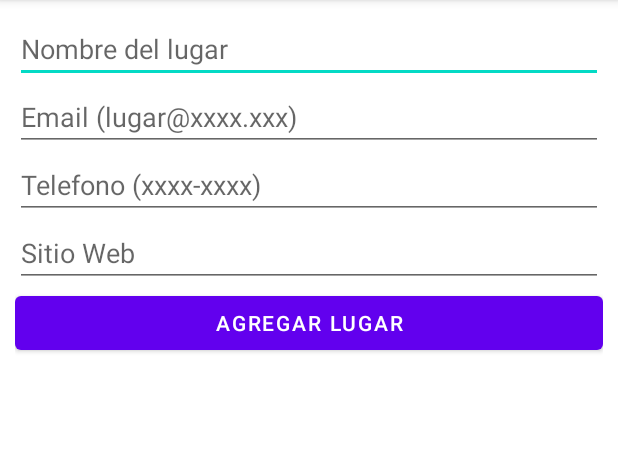
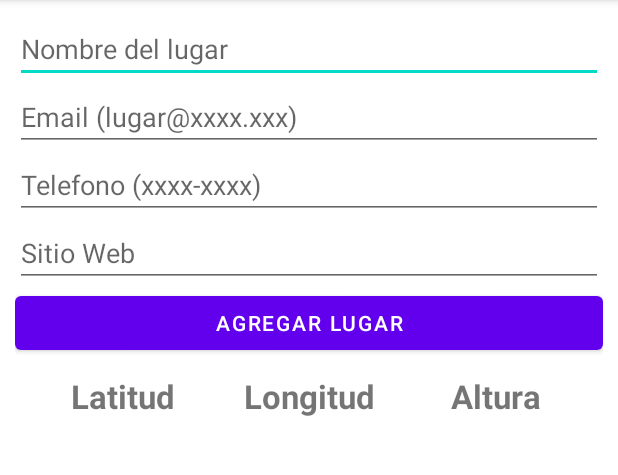
Before and after one commit to josevalerin/Lugares_v, an Android app: the fragment AddLugarFragment shown on its own in the app's theme, on a phone screen of 412 x 824 dp, the part 84-559 px from its top. Run offline under Robolectric (Android 15) with nearby library versions, the phone set to English and light mode, and no system bars; our stand-ins replace Room's generated code.

Commit message:
Commit semana 5

```diff
--- a/app/src/main/java/com/lugares/repository/LugarRepository.kt
+++ b/app/src/main/java/com/lugares/repository/LugarRepository.kt
@@ -13,11 +13,11 @@ class LugarRepository(private val lugarDao: LugarDao) {
             //Es un lugar nuevo...
             lugarDao.addLugar(lugar)
         }else {
-            lugarDao.addLugar(lugar)
+            lugarDao.updateLugar(lugar)
         }
     }
     suspend fun deleteLugar(lugar: Lugar){
-        if(lugar.id==0){
+        if(lugar.id!=0){
             //si el id tiene un valor lo intento eliminar
             lugarDao.deleteLugar(lugar)
         }
--- /dev/null
+++ b/app/src/main/res/drawable/ic_email.xml
@@ -0,0 +1,5 @@
+<vector android:height="72dp" android:tint="#0023FD"
+    android:viewportHeight="24" android:viewportWidth="24"
+    android:width="72dp" xmlns:android="http://schemas.android.com/apk/res/android">
+    <path android:fillColor="@android:color/white" android:pathData="M20,4L4,4c-1.1,0 -1.99,0.9 -1.99,2L2,18c0,1.1 0.9,2 2,2h16c1.1,0 2,-0.9 2,-2L22,6c0,-1.1 -0.9,-2 -2,-2zM20,8l-8,5 -8,-5L4,6l8,5 8,-5v2z"/>
+</vector>
--- /dev/null
+++ b/app/src/main/res/drawable/ic_location.xml
@@ -0,0 +1,5 @@
+<vector android:height="72dp" android:tint="#0023FD"
+    android:viewportHeight="24" android:viewportWidth="24"
+    android:width="72dp" xmlns:android="http://schemas.android.com/apk/res/android">
+    <path android:fillColor="@android:color/white" android:pathData="M12,2C8.13,2 5,5.13 5,9c0,5.25 7,13 7,13s7,-7.75 7,-13c0,-3.87 -3.13,-7 -7,-7zM12,11.5c-1.38,0 -2.5,-1.12 -2.5,-2.5s1.12,-2.5 2.5,-2.5 2.5,1.12 2.5,2.5 -1.12,2.5 -2.5,2.5z"/>
+</vector>
--- /dev/null
+++ b/app/src/main/res/drawable/ic_phone.xml
@@ -0,0 +1,5 @@
+<vector android:height="72dp" android:tint="#0023FD"
+    android:viewportHeight="24" android:viewportWidth="24"
+    android:width="72dp" xmlns:android="http://schemas.android.com/apk/res/android">
+    <path android:fillColor="@android:color/white" android:pathData="M6.62,10.79c1.44,2.83 3.76,5.14 6.59,6.59l2.2,-2.2c0.27,-0.27 0.67,-0.36 1.02,-0.24 1.12,0.37 2.33,0.57 3.57,0.57 0.55,0 1,0.45 1,1V20c0,0.55 -0.45,1 -1,1 -9.39,0 -17,-7.61 -17,-17 0,-0.55 0.45,-1 1,-1h3.5c0.55,0 1,0.45 1,1 0,1.25 0.2,2.45 0.57,3.57 0.11,0.35 0.03,0.74 -0.25,1.02l-2.2,2.2z"/>
+</vector>
--- a/app/src/main/res/layout/fragment_add_lugar.xml
+++ b/app/src/main/res/layout/fragment_add_lugar.xml
@@ -44,4 +44,69 @@
         android:layout_width="match_parent"
         android:layout_height="wrap_content"
         android:text="@string/bt_add_lugar" />
+
+    <TableLayout
+        android:layout_width="match_parent"
+        android:layout_height="wrap_content"
+        android:elevation="25sp"
+        android:padding="10sp"
+        android:stretchColumns="*">
+        <TableRow
+            android:layout_width="match_parent"
+            android:layout_height="match_parent">
+            <TextView
+                android:id="@+id/tv_latitud1"
+                android:layout_width="0dp"
+                android:layout_height="match_parent"
+                android:layout_weight="1"
+                android:gravity="center|center_horizontal|center_vertical"
+                android:text="@string/tv_latitud_lb"
+                android:textSize="22sp"
+                android:textStyle="bold" />
+            <TextView
+                android:id="@+id/tv_longitud1"
+                android:layout_width="0dp"
+                android:layout_height="match_parent"
+                android:layout_weight="1"
+                android:gravity="center|center_horizontal|center_vertical"
+                android:text="@string/tv_longitud_lb"
+                android:textSize="22sp"
+                android:textStyle="bold" />
+            <TextView
+                android:id="@+id/tv_altura1"
+                android:layout_width="0dp"
+                android:layout_height="match_parent"
+                android:layout_weight="1"
+                android:gravity="center|center_horizontal|center_vertical"
+                android:text="@string/tv_altura_lb"
+                android:textSize="22sp"
+                android:textStyle="bold" />
+        </TableRow>
+        <TableRow
+            android:layout_width="match_parent"
+            android:layout_height="match_parent">
+            <TextView
+                android:id="@+id/tv_latitud"
+                android:layout_width="0dp"
+                android:layout_height="match_parent"
+                android:layout_weight="1"
+                android:gravity="center|center_horizontal|center_vertical"
+                android:textSize="18sp" />
+            <TextView
+                android:id="@+id/tv_longitud"
+                android:layout_width="0dp"
+                android:layout_height="match_parent"
+                android:layout_weight="1"
+                android:gravity="center|center_horizontal|center_vertical"
+                android:textSize="18sp" />
+            <TextView
+                android:id="@+id/tv_altura"
+                android:layout_width="0dp"
+                android:layout_height="match_parent"
+                android:layout_weight="1"
+                android:gravity="center|center_horizontal|center_vertical"
+                android:textSize="18sp" />
+        </TableRow>
+    </TableLayout>
+
 </LinearLayout>
```
Also changed, not shown: app/src/main/java/com/lugares/adapter/LugarAdapter.kt (+12 -0 lines), app/src/main/java/com/lugares/ui/lugar/UpdateLugarFragment.kt (added, +166 -0 lines), app/src/main/res/layout/fragment_update_lugar.xml (added, +134 -0 lines), app/src/main/res/navigation/mobile_navigation.xml (+15 -0 lines), app/src/main/res/values/strings.xml (+21 -0 lines), app/src/main/res/drawable/web_logo.png (added), app/src/main/res/drawable/whatsapp_logo.png (added).
